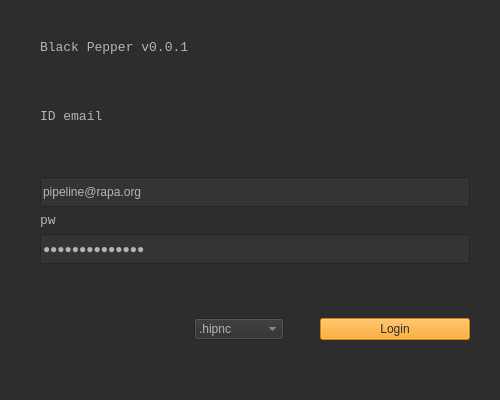
Above: python/BlackPepper/ui/mvc_login_3.ui from NetflixVFX-Ac/BlackPepper before the change. Below: the same form after it.
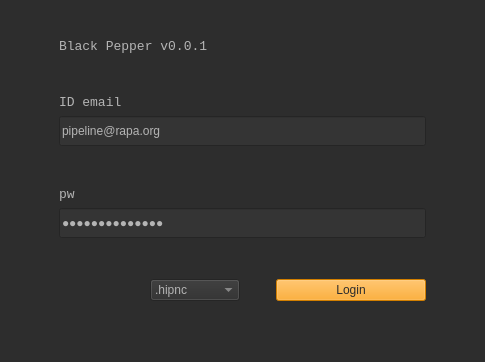
That is the form after the change.

Commit message: ui_login update, controller update

What changed in the file:
```diff
--- a/python/BlackPepper/ui/mvc_login_3.ui
+++ b/python/BlackPepper/ui/mvc_login_3.ui
@@ -9,8 +9,8 @@
    <rect>
     <x>0</x>
     <y>0</y>
-    <width>500</width>
-    <height>400</height>
+    <width>485</width>
+    <height>362</height>
    </rect>
   </property>
   <property name="maximumSize">
@@ -36,27 +36,20 @@
    <property name="styleSheet">
     <string notr="true"/>
    </property>
-   <widget class="QWidget" name="layoutWidget">
-    <property name="geometry">
-     <rect>
-      <x>40</x>
-      <y>10</y>
-      <width>430</width>
-      <height>360</height>
-     </rect>
-    </property>
+   <layout class="QGridLayout" name="gridLayout">
+    <item row="0" column="0">
     <layout class="QVBoxLayout" name="verticalLayout_2">
      <property name="spacing">
       <number>6</number>
      </property>
      <property name="leftMargin">
-      <number>0</number>
+       <number>50</number>
      </property>
      <property name="topMargin">
       <number>30</number>
      </property>
      <property name="rightMargin">
-      <number>0</number>
+       <number>50</number>
      </property>
      <property name="bottomMargin">
       <number>30</number>
@@ -106,19 +99,6 @@
        </property>
       </widget>
      </item>
-     <item>
-      <spacer name="verticalSpacer_5">
-       <property name="orientation">
-        <enum>Qt::Vertical</enum>
-       </property>
-       <property name="sizeHint" stdset="0">
-        <size>
-         <width>20</width>
-         <height>40</height>
-        </size>
-       </property>
-      </spacer>
-     </item>
      <item>
       <widget class="QLineEdit" name="input_id">
        <property name="sizePolicy">
@@ -141,6 +121,19 @@
        </property>
       </widget>
      </item>
+      <item>
+       <spacer name="verticalSpacer_5">
+        <property name="orientation">
+         <enum>Qt::Vertical</enum>
+        </property>
+        <property name="sizeHint" stdset="0">
+         <size>
+          <width>20</width>
+          <height>40</height>
+         </size>
+        </property>
+       </spacer>
+      </item>
      <item>
       <widget class="QLabel" name="label_6">
        <property name="font">
@@ -271,7 +264,8 @@
       </layout>
      </item>
     </layout>
-   </widget>
+    </item>
+   </layout>
   </widget>
   <widget class="QMenuBar" name="menubar">
    <property name="geometry">
```
Left out of the diff: 2 changed lines with no effect on the pictures. Lines whose indentation alone changed are shown as unchanged. The commit also changes 1 other file.
